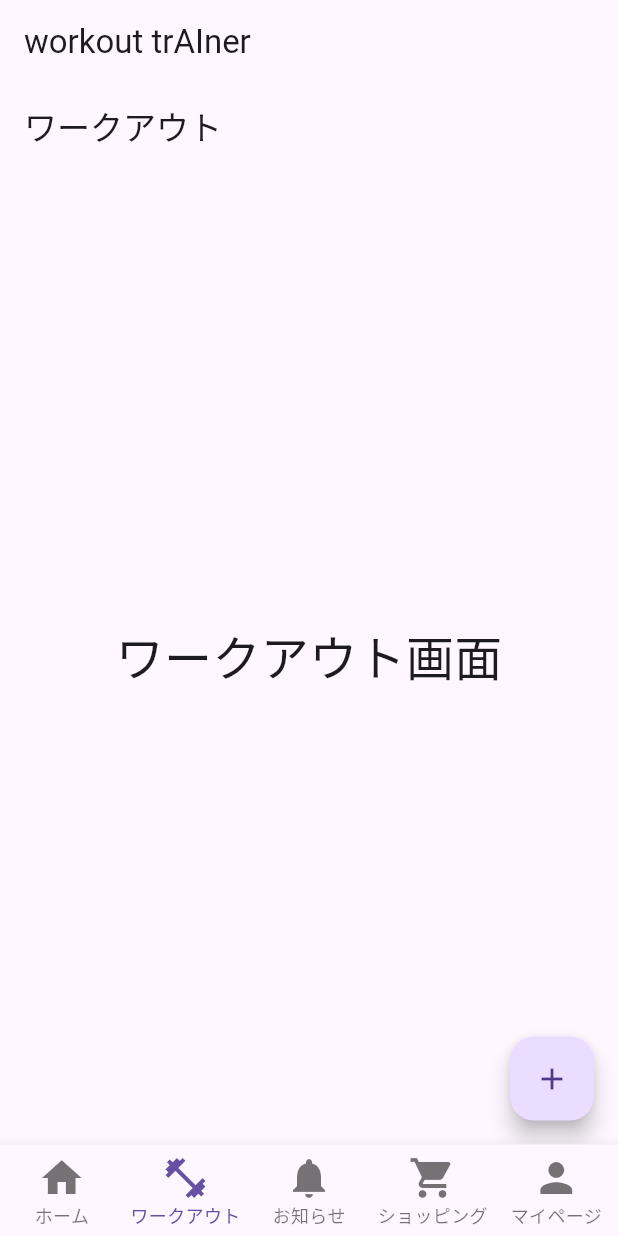
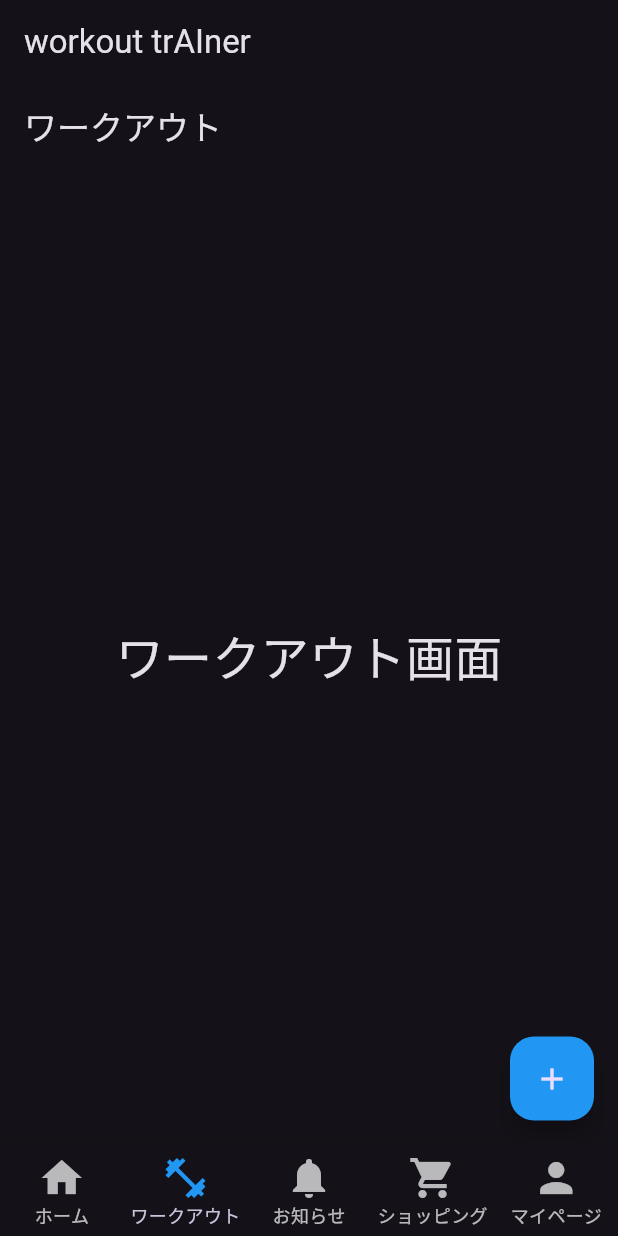
Before and after one commit to KeitaHagiwara/liftaholic_frontend, a Flutter app: the screen it shows after launch, item 2 of the bottom bar chosen, on a phone screen of 412 x 824 dp. Run offline on Flutter 3.47's test engine with Material 3 defaults, Android fonts, the phone set to English and light mode, and no system bars.

Commit message:
テーマカラーの変更

```diff
--- a/lib/src/app.dart
+++ b/lib/src/app.dart
@@ -12,11 +12,11 @@ class MyApp extends StatelessWidget {
 
   @override
   Widget build(BuildContext context) {
-    return const MaterialApp(
+    return MaterialApp(
       title: 'workout trAIner',
-      // theme: ThemeData(
-      //   primarySwatch: Colors.blue,
-      // ),
+      theme: ThemeData(
+        brightness: Brightness.dark
+      ),
       home: MyHomePage(title: 'workout trAIner'),
     );
   }
@@ -84,7 +84,8 @@ class _MyHomePageState extends State<MyHomePage> {
         ],
         type: BottomNavigationBarType.fixed,
         selectedFontSize: 12,
-        selectedIconTheme: const IconThemeData(size: 32),
+        selectedLabelStyle: const TextStyle(color: Colors.blue),
+        selectedIconTheme: const IconThemeData(size: 32, color: Colors.blue),
         unselectedIconTheme: const IconThemeData(size: 32),
         showSelectedLabels: true, // 選択されたメニューのラベルの表示設定
         showUnselectedLabels: true, // 選択されてないメニューのラベルの表示設定
--- a/lib/src/bottom_menu/shopping.dart
+++ b/lib/src/bottom_menu/shopping.dart
@@ -83,9 +83,8 @@ class _ShoppingScreenState extends State<ShoppingScreen> {
                                   items[index]['volumeInfo']['imageLinks']
                                       ['thumbnail'],
                                 ),
-                                Text('A random AWESOME idea:'),
-                                Text(items[index]['volumeInfo']['description']
-                                    .toString()),
+                                Text(items[index]['volumeInfo']['title']),
+                                Text(items[index]['volumeInfo']['description'].toString()),
                               ]),
                             ),
                           ),
--- a/lib/src/bottom_menu/workout.dart
+++ b/lib/src/bottom_menu/workout.dart
@@ -22,6 +22,7 @@ class WorkoutScreen extends StatelessWidget {
         },
         tooltip: 'Increment',
         child: const Icon(Icons.add),
+        backgroundColor: Colors.blue,
       ),
     );
   }
```
